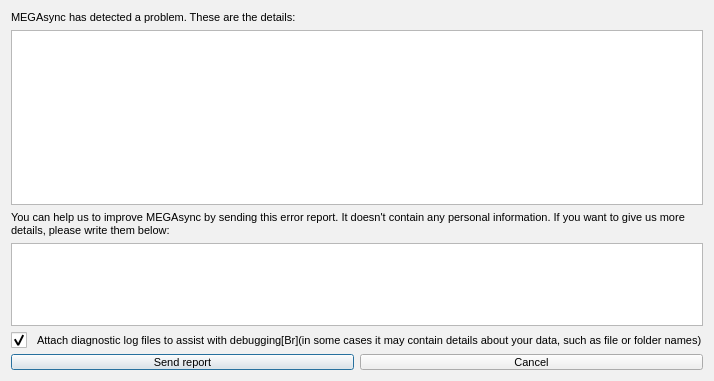
Before: the Qt Designer form src/MEGASync/gui/linux/CrashReportDialog.ui in meganz/MEGAsync, drawn with Qt 5.
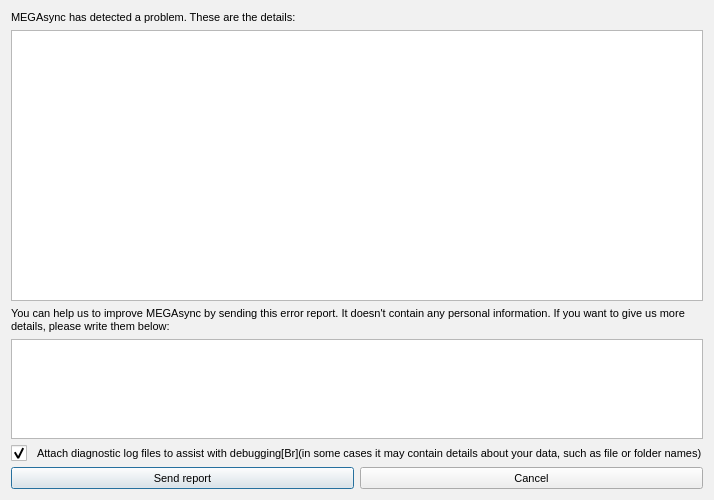
After: the same form once the commit is applied.

Commit message: change crash report dialog geometry & fix crash when repositioning with !infodialog

```diff
--- a/src/MEGASync/gui/linux/CrashReportDialog.ui
+++ b/src/MEGASync/gui/linux/CrashReportDialog.ui
@@ -6,8 +6,8 @@
    <rect>
     <x>0</x>
     <y>0</y>
-    <width>386</width>
-    <height>381</height>
+    <width>450</width>
+    <height>500</height>
    </rect>
   </property>
   <property name="windowTitle">
```
The commit also changes 2 other files.
